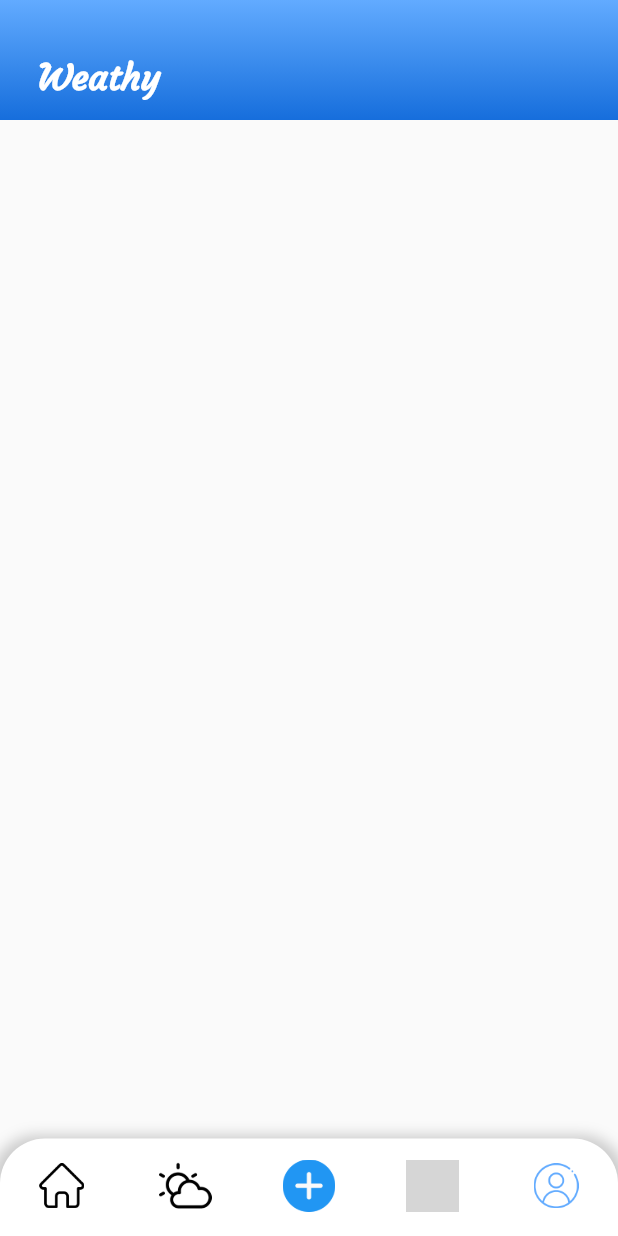
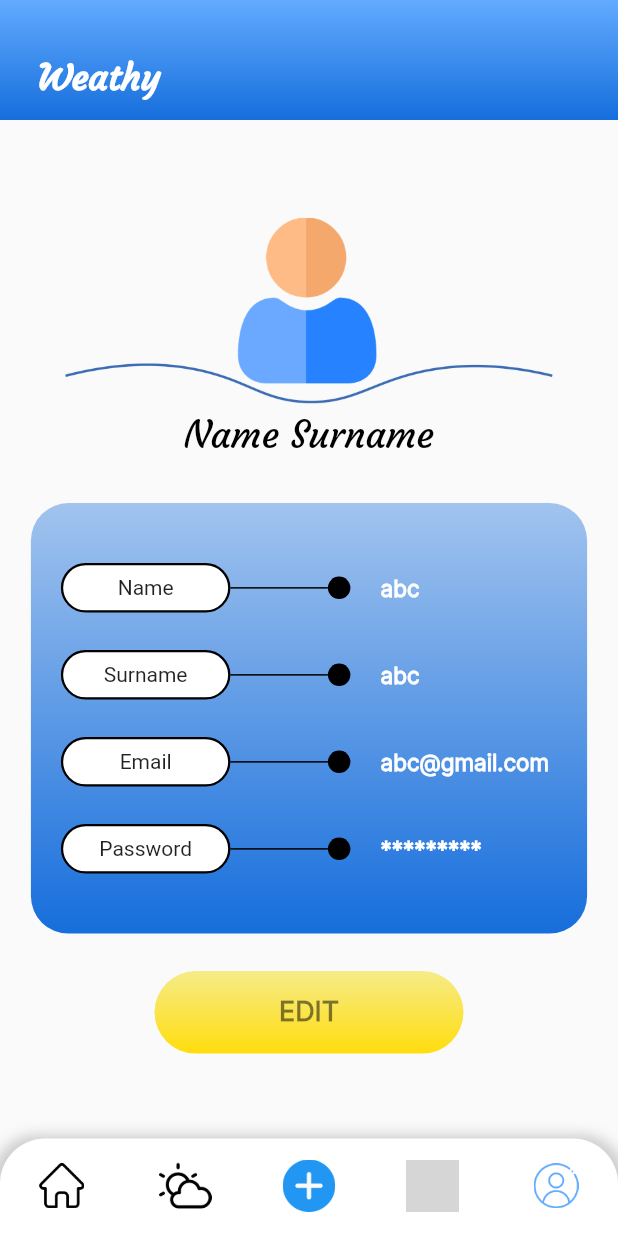
Before and after one commit to ishakcoban/weather-app-mobile, a Flutter app: the screen it shows after launch, on a phone screen of 412 x 824 dp. Run offline on Flutter 3.47's test engine with Material 2 defaults, Android fonts, the phone set to English and light mode, and no system bars; grey boxes are pictures that could not be loaded.

Commit message:
profile screen designed

```diff
--- a/lib/globals/colors.dart
+++ b/lib/globals/colors.dart
@@ -8,5 +8,8 @@ const lightPinkColorO50 = Color.fromRGBO(244, 118, 130, 1 / 2);
 const whiteColor = Colors.white;
 const warningColor = Color.fromRGBO(221, 45, 45, 1);
 const greyColor = Color.fromRGBO(224, 224, 224, 1);
+const blueColorLightOpacity = Color.fromRGBO(22, 110, 220, 39 / 100);
 const blueColorLight = Color.fromRGBO(98, 171, 255, 1);
 const blueColorDark = Color.fromRGBO(22, 110, 220, 1);
+const yellowColorLight = Color.fromRGBO(246, 235, 136, 1);
+const yellowColorDark = Color.fromRGBO(255, 221, 13, 1);
--- a/lib/screens/profile.dart
+++ b/lib/screens/profile.dart
@@ -1,6 +1,8 @@
 import 'package:flutter/material.dart';
 import '../widgets/appbar.dart';
 import '../widgets/bottomNavigationBar.dart';
+import '../globals/colors.dart';
+import '../widgets/profileInfo.dart';
 
 class Profile extends StatefulWidget {
   const Profile({super.key});
@@ -29,7 +31,75 @@ class _ProfileState extends State<Profile> {
         },
         child: SingleChildScrollView(
           child: Column(
-            children: [Container()],
+            children: [
+              Container(
+                margin: EdgeInsets.only(top: 65),
+                alignment: Alignment.center,
+                child: Image.asset(
+                  'assets/images/profileTemp.png',
+                  width: MediaQuery.of(context).size.width * 8 / 10,
+                ),
+              ),
+              Container(
+                margin: EdgeInsets.only(top: 2, bottom: 30),
+                alignment: Alignment.center,
+                child: Text(
+                  'Name Surname',
+                  style: TextStyle(
+                      color: blackColor, fontFamily: 'Courgette', fontSize: 25),
+                ),
+              ),
+              Container(
+                padding: EdgeInsets.symmetric(vertical: 40),
+                decoration: BoxDecoration(
+                  borderRadius: BorderRadius.circular(25),
+                  gradient: LinearGradient(
+                    colors: [blueColorLightOpacity, blueColorDark],
+                    begin: Alignment.topCenter,
+                    end: Alignment.bottomCenter,
+                  ),
+                ),
+                width: MediaQuery.of(context).size.width * 9 / 10,
+                child: Column(children: [
+                  ProfileInfo('Name', 'abc'),
+                  SizedBox(
+                    height: 25,
+                  ),
+                  ProfileInfo('Surname', 'abc'),
+                  SizedBox(
+                    height: 25,
+                  ),
+                  ProfileInfo('Email', 'abc@gmail.com'),
+                  SizedBox(
+                    height: 25,
+                  ),
+                  ProfileInfo('Password', '*********'),
+                ]),
+              ),
+              GestureDetector(
+                onTap: () {},
+                child: Container(
+                  margin: EdgeInsets.only(top: 25),
+                  width: MediaQuery.of(context).size.width * 5 / 10,
+                  height: MediaQuery.of(context).size.height * 1 / 15,
+                  alignment: Alignment.center,
+                  decoration: BoxDecoration(
+                      gradient: LinearGradient(
+                          begin: Alignment.topCenter,
+                          end: Alignment.bottomCenter,
+                          colors: [yellowColorLight, yellowColorDark]),
+                      borderRadius: BorderRadius.all(Radius.circular(35))),
+                  child: Text(
+                    'EDIT',
+                    style: TextStyle(
+                        fontFamily: 'Inter',
+                        fontSize: 18,
+                        color: Color.fromRGBO(0, 0, 0, 1 / 2),
+                        fontWeight: FontWeight.bold),
+                  ),
+                ),
+              ),
+            ],
           ),
         ),
       ),
--- /dev/null
+++ b/lib/widgets/profileInfo.dart
@@ -0,0 +1,62 @@
+import 'package:flutter/material.dart';
+import 'package:weather_app/globals/colors.dart';
+
+class ProfileInfo extends StatelessWidget {
+  ProfileInfo(this.title, this.value);
+
+  final String title;
+  final String value;
+  @override
+  Widget build(BuildContext context) {
+    return Container(
+        child: Row(
+      children: [
+        Container(
+          margin: EdgeInsets.only(left: 20),
+          child: Stack(
+            alignment: Alignment.center,
+            children: [
+              Container(
+                alignment: Alignment.center,
+                decoration: BoxDecoration(
+                    color: whiteColor,
+                    borderRadius: BorderRadius.circular(18),
+                    border: Border.all(color: blackColor, width: 3 / 2)),
+                padding: EdgeInsets.symmetric(vertical: 15, horizontal: 55),
+              ),
+              Positioned.fill(
+                  child: Container(
+                alignment: Alignment.center,
+                child: Text(title),
+              ))
+            ],
+          ),
+        ),
+        Container(
+          width: 65,
+          height: 1,
+          color: blackColor,
+        ),
+        Container(
+          width: 15,
+          height: 15,
+          decoration: BoxDecoration(
+            color: blackColor,
+            borderRadius: BorderRadius.circular(15),
+          ),
+        ),
+        Container(
+          margin: EdgeInsets.only(left: 20),
+          child: Text(
+            value,
+            style: TextStyle(
+                color: whiteColor,
+                fontFamily: 'Inter',
+                fontWeight: FontWeight.bold,
+                fontSize: 15),
+          ),
+        )
+      ],
+    ));
+  }
+}
--- a/pubspec.yaml
+++ b/pubspec.yaml
@@ -72,6 +72,7 @@ flutter:
     - assets/images/bottomNavigationBar/clothesActive.png
     - assets/images/bottomNavigationBar/user.png
     - assets/images/bottomNavigationBar/userActive.png
+    - assets/images/profileTemp.png
   #   - images/a_dot_ham.jpeg
 
   # An image asset can refer to one or more resolution-specific "variants", see
```
Also changed, not shown: lib/screens/login.dart (+11 -15 lines), lib/screens/register.dart (+45 -51 lines), assets/images/profileTemp.png (added).
